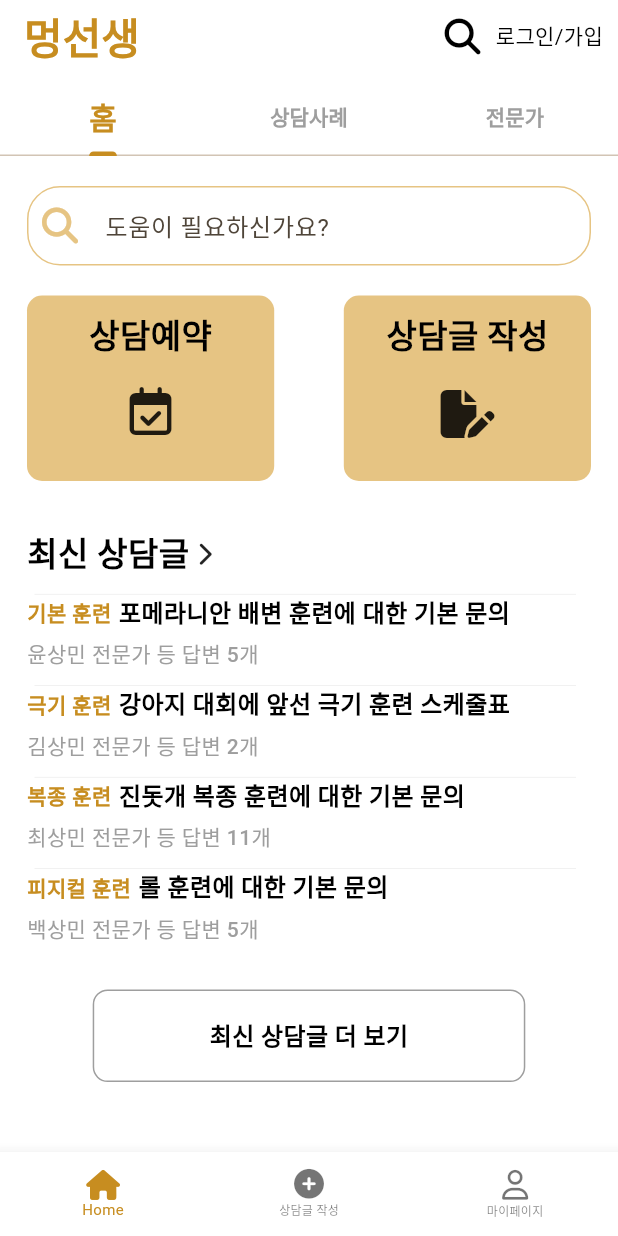
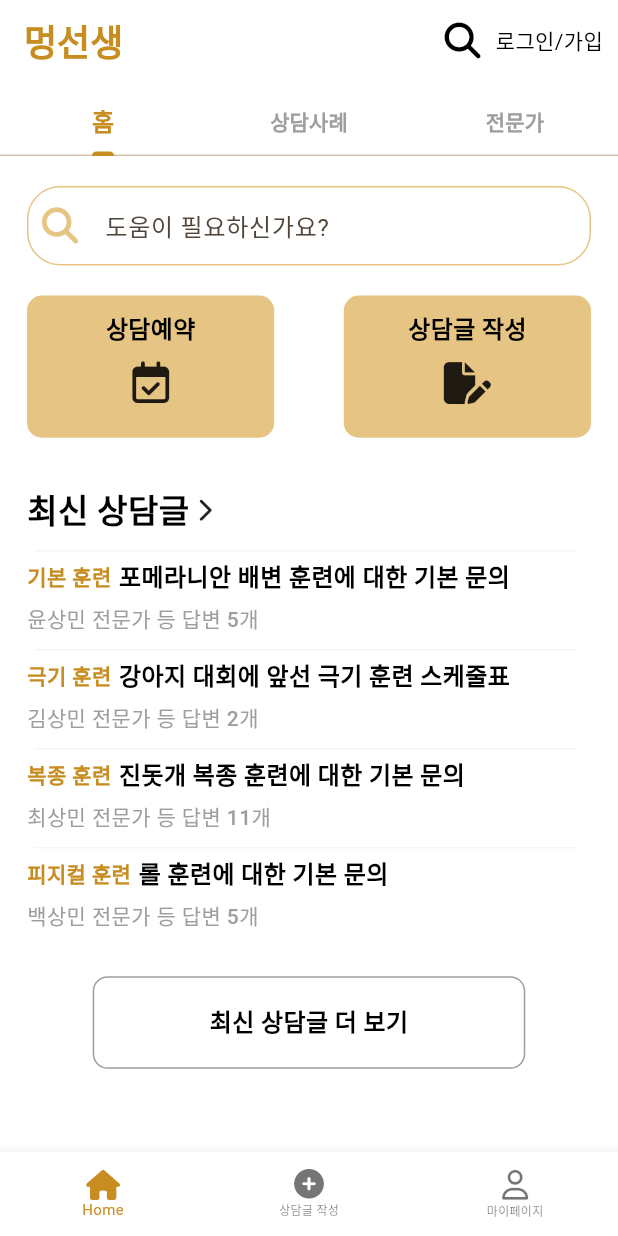
Before and after one commit to sangmin9580/-, a Flutter app: the screen it shows after launch, on a phone screen of 412 x 824 dp. Run offline on Flutter 3.47's test engine with Material 3 defaults, Android fonts, the phone set to English and light mode, and no system bars; our stand-ins replace flex_color_scheme, flutter_riverpod, font_awesome_flutter, go_router.

Commit message:
상담사례 진행중

```diff
--- a/lib/common/widgets/main_navigation_screen.dart
+++ b/lib/common/widgets/main_navigation_screen.dart
@@ -3,6 +3,7 @@ import 'package:flutter_riverpod/flutter_riverpod.dart';
 import 'package:font_awesome_flutter/font_awesome_flutter.dart';
 import 'package:project/constants/gaps.dart';
 import 'package:project/constants/sizes.dart';
+import 'package:project/consultantexample/view/conultantexample_screen.dart';
 import 'package:project/homepage/view/homepage_screen.dart';
 
 class MainNavgationScreen extends ConsumerWidget {
@@ -21,7 +22,7 @@ class MainNavgationScreen extends ConsumerWidget {
             "멍선생",
             style: TextStyle(
               color: Theme.of(context).primaryColor,
-              fontSize: Theme.of(context).textTheme.headlineMedium!.fontSize,
+              fontSize: Theme.of(context).textTheme.headlineSmall!.fontSize,
               fontWeight: FontWeight.bold,
             ),
           ),
@@ -45,9 +46,9 @@ class MainNavgationScreen extends ConsumerWidget {
               bottom: 10,
               top: 15,
             ),
-            labelStyle: const TextStyle(
+            labelStyle: TextStyle(
               fontWeight: FontWeight.w600,
-              fontSize: Sizes.size20,
+              fontSize: Theme.of(context).textTheme.titleMedium!.fontSize,
             ),
             tabs: const [
               Text("홈"),
@@ -58,9 +59,11 @@ class MainNavgationScreen extends ConsumerWidget {
         ),
         body: const TabBarView(
           children: [
-            SingleChildScrollView(child: HomepageScreen()),
-            Center(
-              child: Text('1'),
+            SingleChildScrollView(
+              child: HomepageScreen(),
+            ),
+            SingleChildScrollView(
+              child: ConsultantExampleScreen(),
             ),
             Center(
               child: Text('1'),
--- a/lib/homepage/view/homepage_screen.dart
+++ b/lib/homepage/view/homepage_screen.dart
@@ -138,9 +138,9 @@ class HomepageScreen extends ConsumerWidget {
               child: Text(
                 "최신 상담글 더 보기",
                 style: TextStyle(
-                    fontWeight: FontWeight.w600,
-                    fontSize:
-                        Theme.of(context).textTheme.titleMedium!.fontSize),
+                  fontWeight: FontWeight.w600,
+                  fontSize: Theme.of(context).textTheme.titleMedium!.fontSize,
+                ),
               ),
             ),
           )
--- a/lib/homepage/widgets/apply_button.dart
+++ b/lib/homepage/widgets/apply_button.dart
@@ -1,5 +1,5 @@
 import 'package:flutter/material.dart';
-import 'package:flutter/widgets.dart';
+
 import 'package:flutter_riverpod/flutter_riverpod.dart';
 import 'package:font_awesome_flutter/font_awesome_flutter.dart';
 import 'package:project/constants/gaps.dart';
@@ -29,7 +29,7 @@ class ApplyButton extends ConsumerWidget {
           0xFFE6C483,
         ),
       ),
-      height: size.width * 0.3,
+      height: size.width * 0.23,
       width: size.width * 0.4,
       child: Column(
         crossAxisAlignment: CrossAxisAlignment.center,
@@ -38,13 +38,13 @@ class ApplyButton extends ConsumerWidget {
             text,
             style: TextStyle(
               fontWeight: FontWeight.w600,
-              fontSize: Theme.of(context).textTheme.titleLarge!.fontSize,
+              fontSize: Theme.of(context).textTheme.titleMedium!.fontSize,
             ),
           ),
-          Gaps.v20,
+          Gaps.v10,
           FaIcon(
             icon,
-            size: Theme.of(context).textTheme.headlineLarge!.fontSize,
+            size: Theme.of(context).textTheme.headlineMedium!.fontSize,
           )
         ],
       ),
--- a/lib/homepage/widgets/consultant_box.dart
+++ b/lib/homepage/widgets/consultant_box.dart
@@ -31,6 +31,7 @@ class ConsultantBox extends ConsumerWidget {
             indent: 5,
             endIndent: 10, // 구분선의 색상을 지정합니다.
           ),
+          Gaps.v5,
           Row(
             mainAxisAlignment: MainAxisAlignment.start,
             children: [
```
Also changed, not shown: lib/constants/default.dart (added, +13 -0 lines), lib/consultantexample/view/conultantexample_screen.dart (added, +164 -0 lines).
